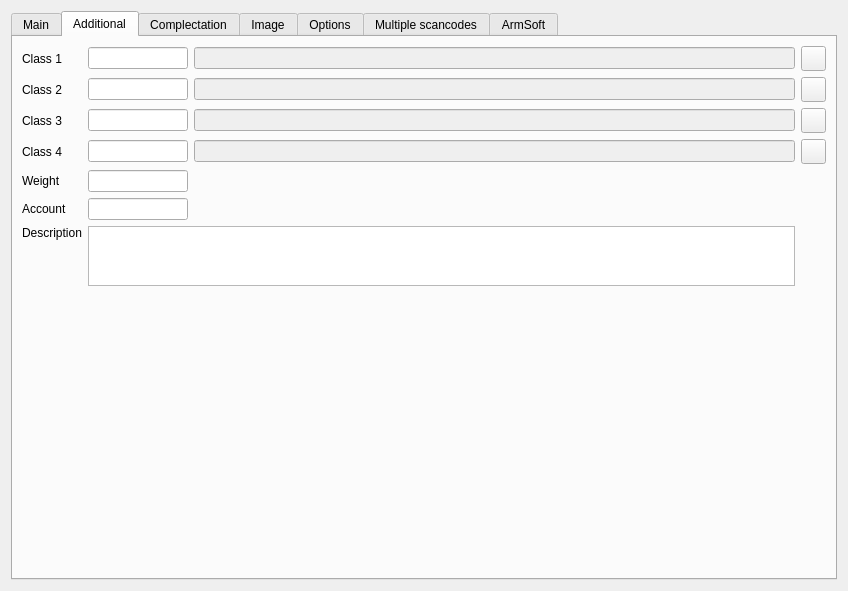
Old version of the form Editors/ce5goods.ui in the repository End1-1/Cafe5.
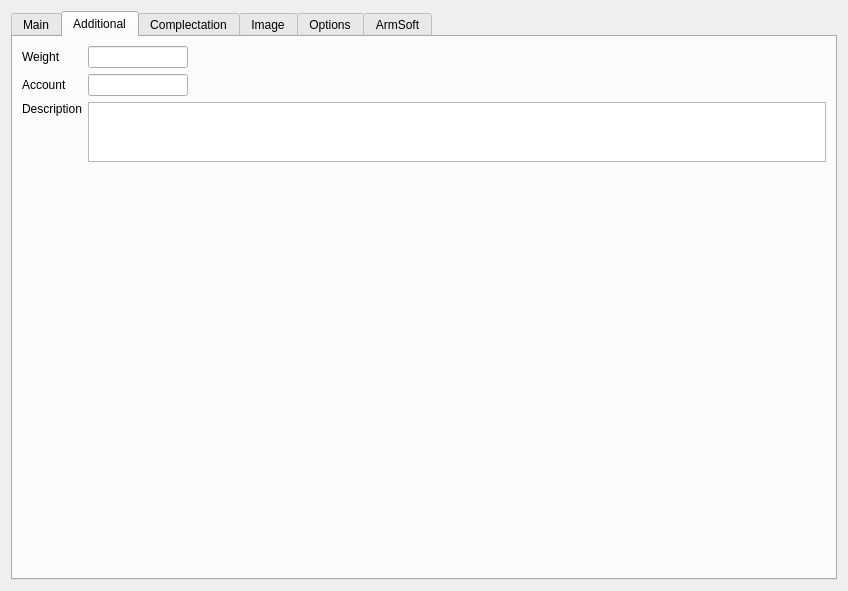
New version of the form. The open tabs and pages were chosen to show the change. Icons and pictures are not drawn. Custom widgets are drawn as their Qt base class.

The edit to the form file:
```diff
--- a/Editors/ce5goods.ui
+++ b/Editors/ce5goods.ui
@@ -769,172 +769,44 @@
        <string>Additional</string>
       </attribute>
       <layout class="QGridLayout" name="gridLayout_4">
-       <item row="3" column="3">
-        <widget class="C5LineEditWithSelector" name="leClassName4">
-         <property name="enabled">
-          <bool>false</bool>
-         </property>
-         <property name="focusPolicy">
-          <enum>Qt::NoFocus</enum>
-         </property>
-         <property name="FieldRef" stdset="0">
-          <string>gname4</string>
-         </property>
-        </widget>
-       </item>
-       <item row="8" column="2">
-        <spacer name="verticalSpacer_2">
-         <property name="orientation">
-          <enum>Qt::Vertical</enum>
-         </property>
-         <property name="sizeHint" stdset="0">
-          <size>
-           <width>20</width>
-           <height>40</height>
-          </size>
-         </property>
-        </spacer>
-       </item>
-       <item row="6" column="2">
-        <widget class="C5LineEditWithSelector" name="lineEdit_8">
-         <property name="minimumSize">
-          <size>
-           <width>100</width>
-           <height>0</height>
-          </size>
-         </property>
-         <property name="maximumSize">
-          <size>
-           <width>100</width>
-           <height>16777215</height>
-          </size>
-         </property>
-         <property name="Field" stdset="0">
-          <string>f_acc</string>
-         </property>
-         <property name="Type" stdset="0">
-          <string>0</string>
-         </property>
-        </widget>
-       </item>
-       <item row="2" column="0" colspan="2">
-        <widget class="QLabel" name="lbClass3">
+       <item row="0" column="0" rowspan="2" colspan="2">
+        <widget class="QLabel" name="lbLowLevel_2">
          <property name="text">
-          <string>Class 3</string>
-         </property>
-        </widget>
-       </item>
-       <item row="0" column="0" colspan="2">
-        <widget class="QLabel" name="lbClass1">
-         <property name="text">
-          <string>Class 1</string>
-         </property>
-        </widget>
-       </item>
-       <item row="0" column="3">
-        <widget class="C5LineEditWithSelector" name="leClassName1">
-         <property name="enabled">
-          <bool>false</bool>
-         </property>
-         <property name="focusPolicy">
-          <enum>Qt::NoFocus</enum>
-         </property>
-         <property name="FieldRef" stdset="0">
-          <string>gname1</string>
-         </property>
-        </widget>
-       </item>
-       <item row="1" column="4">
-        <widget class="QPushButton" name="btnNewGroup2">
-         <property name="minimumSize">
-          <size>
-           <width>25</width>
-           <height>25</height>
-          </size>
-         </property>
-         <property name="maximumSize">
-          <size>
-           <width>25</width>
-           <height>25</height>
-          </size>
-         </property>
-         <property name="focusPolicy">
-          <enum>Qt::ClickFocus</enum>
-         </property>
-         <property name="text">
-          <string/>
-         </property>
-         <property name="icon">
-          <iconset resource="../resources/res.qrc">
-           <normaloff>:/new.png</normaloff>:/new.png</iconset>
-         </property>
-        </widget>
-       </item>
-       <item row="0" column="2">
-        <widget class="C5LineEditWithSelector" name="leClass1">
-         <property name="minimumSize">
-          <size>
-           <width>100</width>
-           <height>0</height>
-          </size>
-         </property>
-         <property name="maximumSize">
-          <size>
-           <width>100</width>
-           <height>16777215</height>
-          </size>
-         </property>
-         <property name="Field" stdset="0">
-          <string>f_group1</string>
-         </property>
-         <property name="Type" stdset="0">
-          <string>1</string>
-         </property>
-        </widget>
-       </item>
-       <item row="1" column="3">
-        <widget class="C5LineEditWithSelector" name="leClassName2">
-         <property name="enabled">
-          <bool>false</bool>
-         </property>
-         <property name="focusPolicy">
-          <enum>Qt::NoFocus</enum>
-         </property>
-         <property name="FieldRef" stdset="0">
-          <string>gname2</string>
-         </property>
-        </widget>
-       </item>
-       <item row="1" column="2">
-        <widget class="C5LineEditWithSelector" name="leClass2">
-         <property name="minimumSize">
-          <size>
-           <width>100</width>
-           <height>0</height>
-          </size>
-         </property>
-         <property name="maximumSize">
-          <size>
-           <width>100</width>
-           <height>16777215</height>
-          </size>
-         </property>
-         <property name="Field" stdset="0">
-          <string>f_group2</string>
-         </property>
-         <property name="Type" stdset="0">
-          <string>1</string>
+          <string>Weight</string>
          </property>
         </widget>
        </item>
        <item row="3" column="0" colspan="2">
-        <widget class="QLabel" name="lbClass4">
+        <widget class="QLabel" name="label">
          <property name="text">
-          <string>Class 4</string>
+          <string>Description</string>
          </property>
+         <property name="alignment">
+          <set>Qt::AlignLeading|Qt::AlignLeft|Qt::AlignTop</set>
+         </property>
         </widget>
        </item>
-       <item row="7" column="2" colspan="2">
+       <item row="4" column="2">
+        <spacer name="verticalSpacer_2">
+         <property name="orientation">
+          <enum>Qt::Vertical</enum>
+         </property>
+         <property name="sizeHint" stdset="0">
+          <size>
+           <width>20</width>
+           <height>40</height>
+          </size>
+         </property>
+        </spacer>
+       </item>
+       <item row="2" column="0">
+        <widget class="QLabel" name="lbLastinputprice_3">
+         <property name="text">
+          <string>Account</string>
+         </property>
+        </widget>
+       </item>
+       <item row="3" column="2" colspan="2">
         <widget class="QPlainTextEdit" name="plainTextEdit">
          <property name="minimumSize">
           <size>
@@ -959,29 +831,7 @@
          </property>
         </widget>
        </item>
-       <item row="2" column="2">
-        <widget class="C5LineEditWithSelector" name="leClass3">
-         <property name="minimumSize">
-          <size>
-           <width>100</width>
-           <height>0</height>
-          </size>
-         </property>
-         <property name="maximumSize">
-          <size>
-           <width>100</width>
-           <height>16777215</height>
-          </size>
-         </property>
-         <property name="Field" stdset="0">
-          <string>f_group3</string>
-         </property>
-         <property name="Type" stdset="0">
-          <string>1</string>
-         </property>
-        </widget>
-       </item>
-       <item row="4" column="2" rowspan="2">
+       <item row="0" column="2" rowspan="2">
         <widget class="C5LineEditWithSelector" name="leLowLevel_2">
          <property name="minimumSize">
           <size>
@@ -1003,18 +853,8 @@
          </property>
         </widget>
        </item>
-       <item row="7" column="0" colspan="2">
-        <widget class="QLabel" name="label">
-         <property name="text">
-          <string>Description</string>
-         </property>
-         <property name="alignment">
-          <set>Qt::AlignLeading|Qt::AlignLeft|Qt::AlignTop</set>
-         </property>
-        </widget>
-       </item>
-       <item row="3" column="2">
-        <widget class="C5LineEditWithSelector" name="leClass4">
+       <item row="2" column="2">
+        <widget class="C5LineEditWithSelector" name="lineEdit_8">
          <property name="minimumSize">
           <size>
            <width>100</width>
@@ -1031,121 +871,22 @@
           <string>f_group4</string>
          </property>
          <property name="Type" stdset="0">
-          <string>1</string>
-         </property>
-        </widget>
-       </item>
-       <item row="4" column="0" rowspan="2" colspan="2">
-        <widget class="QLabel" name="lbLowLevel_2">
-         <property name="text">
-          <string>Weight</string>
-         </property>
-        </widget>
-       </item>
-       <item row="1" column="0" colspan="2">
-        <widget class="QLabel" name="lbClass2">
-         <property name="text">
-          <string>Class 2</string>
-         </property>
-        </widget>
-       </item>
-       <item row="0" column="4">
-        <widget class="QPushButton" name="btnNewGroup1">
-         <property name="minimumSize">
-          <size>
-           <width>25</width>
-           <height>25</height>
-          </size>
-         </property>
-         <property name="maximumSize">
-          <size>
-           <width>25</width>
-           <height>25</height>
-          </size>
-         </property>
-         <property name="focusPolicy">
-          <enum>Qt::ClickFocus</enum>
-         </property>
-         <property name="text">
-          <string/>
-         </property>
-         <property name="icon">
-          <iconset resource="../resources/res.qrc">
-           <normaloff>:/new.png</normaloff>:/new.png</iconset>
-         </property>
-        </widget>
-       </item>
-       <item row="2" column="4">
-        <widget class="QPushButton" name="btnNewGroup3">
-         <property name="minimumSize">
-          <size>
-           <width>25</width>
-           <height>25</height>
-          </size>
-         </property>
-         <property name="maximumSize">
-          <size>
-           <width>25</width>
-           <height>25</height>
-          </size>
-         </property>
-         <property name="focusPolicy">
-          <enum>Qt::ClickFocus</enum>
-         </property>
-         <property name="text">
-          <string/>
-         </property>
-         <property name="icon">
-          <iconset resource="../resources/res.qrc">
-           <normaloff>:/new.png</normaloff>:/new.png</iconset>
+          <string>0</string>
          </property>
         </widget>
        </item>
        <item row="2" column="3">
-        <widget class="C5LineEditWithSelector" name="leClassName3">
-         <property name="enabled">
-          <bool>false</bool>
+        <spacer name="horizontalSpacer_6">
+         <property name="orientation">
+          <enum>Qt::Horizontal</enum>
          </property>
-         <property name="focusPolicy">
-          <enum>Qt::NoFocus</enum>
-         </property>
-         <property name="FieldRef" stdset="0">
-          <string>gname3</string>
-         </property>
-        </widget>
-       </item>
-       <item row="3" column="4">
-        <widget class="QPushButton" name="btnNewGroup4">
-         <property name="minimumSize">
+         <property name="sizeHint" stdset="0">
           <size>
-           <width>25</width>
-           <height>25</height>
+           <width>40</width>
+           <height>20</height>
           </size>
          </property>
-         <property name="maximumSize">
-          <size>
-           <width>25</width>
-           <height>25</height>
-          </size>
-         </property>
-         <property name="focusPolicy">
-          <enum>Qt::ClickFocus</enum>
-         </property>
-         <property name="text">
-          <string/>
-         </property>
-         <property name="icon">
-          <iconset resource="../resources/res.qrc">
-           <normaloff>:/new.png</normaloff>:/new.png</iconset>
-         </property>
-        </widget>
-       </item>
-       <item row="6" column="0">
-        <widget class="QLabel" name="lbLastinputprice_3">
-         <property name="text">
-          <string>Account</string>
-         </property>
-        </widget>
+        </spacer>
        </item>
       </layout>
      </widget>
@@ -1629,85 +1370,6 @@
          </property>
         </widget>
        </item>
-       <item row="4" column="1" colspan="2">
-        <widget class="C5LineEditWithSelector" name="leWebLink">
-         <property name="focusPolicy">
-          <enum>Qt::NoFocus</enum>
-         </property>
-         <property name="readOnly">
-          <bool>false</bool>
-         </property>
-         <property name="Field" stdset="0">
-          <string>f_weblink</string>
-         </property>
-        </widget>
-       </item>
-       <item row="5" column="0">
-        <widget class="QLabel" name="label_14">
-         <property name="text">
-          <string>Queue in list</string>
-         </property>
-        </widget>
-       </item>
-       <item row="5" column="1">
-        <widget class="C5LineEditWithSelector" name="leStoreId_2">
-         <property name="maximumSize">
-          <size>
-           <width>100</width>
-           <height>16777215</height>
-          </size>
-         </property>
-         <property name="Field" stdset="0">
-          <string>f_queue</string>
-         </property>
-         <property name="Type" stdset="0">
-          <number>1</number>
-         </property>
-        </widget>
-       </item>
-      </layout>
-     </widget>
-     <widget class="QWidget" name="tab_5">
-      <attribute name="title">
-       <string>Multiple scancodes</string>
-      </attribute>
-      <layout class="QHBoxLayout" name="horizontalLayout_7">
-       <property name="leftMargin">
-        <number>1</number>
-       </property>
-       <property name="topMargin">
-        <number>1</number>
-       </property>
-       <property name="rightMargin">
-        <number>1</number>
-       </property>
-       <property name="bottomMargin">
-        <number>1</number>
-       </property>
-       <item>
-        <widget class="C5TableWidget" name="tblMultiscancode">
-         <property name="contextMenuPolicy">
-          <enum>Qt::CustomContextMenu</enum>
-         </property>
-         <property name="editTriggers">
-          <set>QAbstractItemView::NoEditTriggers</set>
-         </property>
-         <property name="selectionMode">
-          <enum>QAbstractItemView::SingleSelection</enum>
-         </property>
-         <property name="selectionBehavior">
-          <enum>QAbstractItemView::SelectRows</enum>
-         </property>
-         <attribute name="horizontalHeaderDefaultSectionSize">
-          <number>300</number>
-         </attribute>
-         <column>
-          <property name="text">
-           <string>Scancode</string>
-          </property>
-         </column>
-        </widget>
-       </item>
       </layout>
      </widget>
      <widget class="QWidget" name="tab_7">
@@ -1741,16 +1403,16 @@
   </layout>
  </widget>
  <customwidgets>
-  <customwidget>
-   <class>C5LineEditWithSelector</class>
-   <extends>QLineEdit</extends>
-   <header location="global">c5lineeditwithselector.h</header>
-  </customwidget>
   <customwidget>
    <class>C5LineEdit</class>
    <extends>QLineEdit</extends>
    <header location="global">c5lineedit.h</header>
   </customwidget>
+  <customwidget>
+   <class>C5LineEditWithSelector</class>
+   <extends>QLineEdit</extends>
+   <header location="global">c5lineeditwithselector.h</header>
+  </customwidget>
   <customwidget>
    <class>C5TableWidget</class>
    <extends>QTableWidget</extends>
```
Left out of the diff: 191 changed lines with no effect on the pictures.
